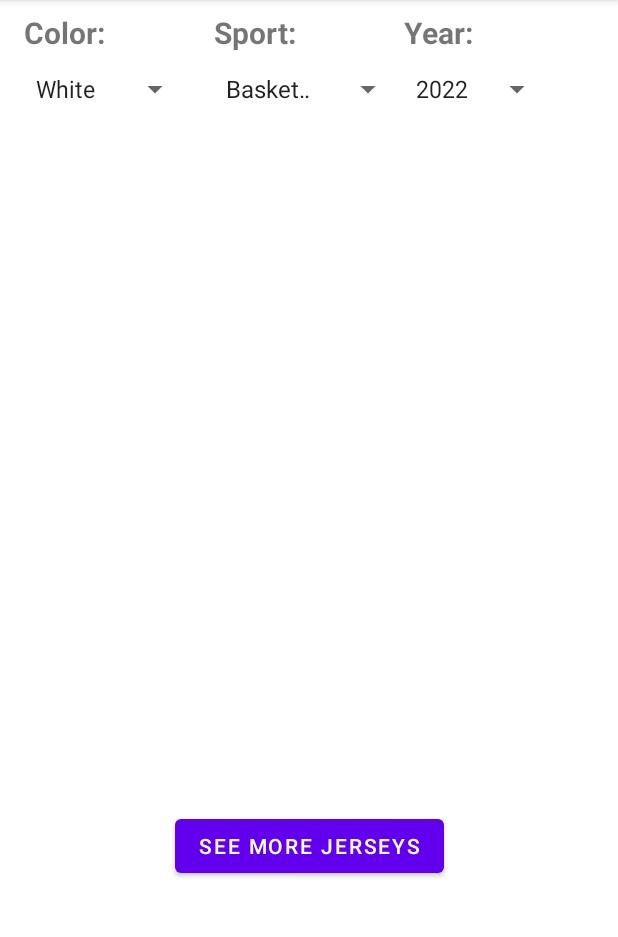
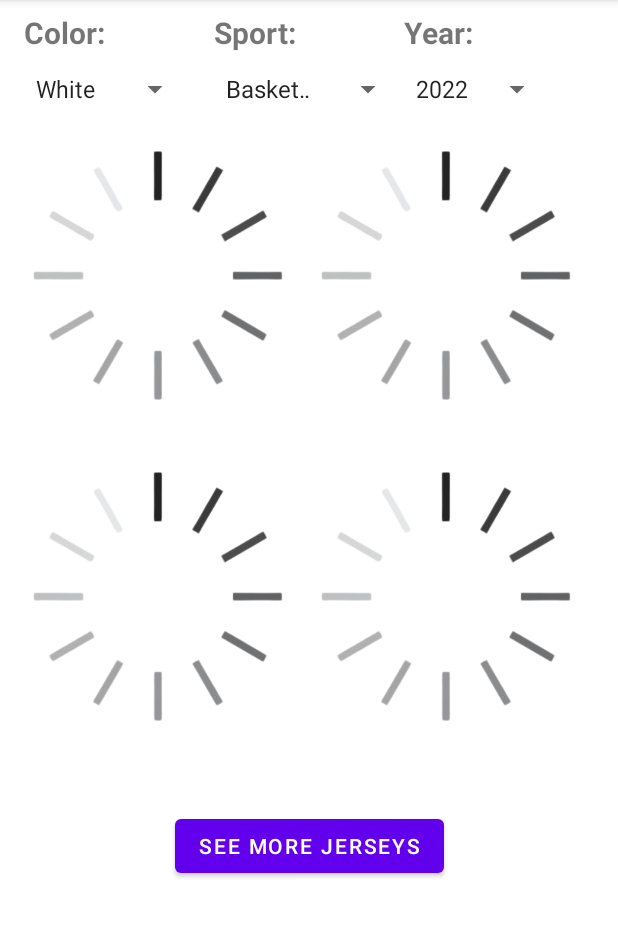
Before and after one commit to DiegoRojo99/Sports-Jersey-Collection, an Android app: the JerseyActivity screen opened directly, with no data from a screen before it, on a phone screen of 412 x 824 dp, the part 84-1021 px from its top. Run offline under Robolectric (Android 15) with nearby library versions, the phone set to English and light mode, and no system bars; our stand-ins replace Firebase (no records; nobody signed in at launch, a user with empty details on screens opened directly).

Commit message:
Loading image when changing jerseys

```diff
--- a/app/src/main/java/com/youngdred/sports_jersey_collection/JerseyActivity.java
+++ b/app/src/main/java/com/youngdred/sports_jersey_collection/JerseyActivity.java
@@ -86,15 +86,18 @@ public class JerseyActivity extends AppCompatActivity {
     }
 
     public void resetJerseys(){
-        firstTV.setText("");
-        thirdTV.setText("");
-        secondTV.setText("");
-        fourthTV.setText("");
 
-        firstIV.setImageResource(0);
-        secondIV.setImageResource(0);
-        thirdIV.setImageResource(0);
-        fourthIV.setImageResource(0);
+        String t="";
+        firstTV.setText(t);
+        thirdTV.setText(t);
+        secondTV.setText(t);
+        fourthTV.setText(t);
+
+        int image=getResources().getIdentifier("loading" , "drawable", getPackageName());
+        firstIV.setImageResource(image);
+        secondIV.setImageResource(image);
+        thirdIV.setImageResource(image);
+        fourthIV.setImageResource(image);
 
     }
 
--- a/app/src/main/res/layout/activity_jersey.xml
+++ b/app/src/main/res/layout/activity_jersey.xml
@@ -75,8 +75,6 @@
             <include
                 android:id="@+id/include_second_jersey"
                 layout="@layout/shirt_info"
-                android:layout_marginStart="16dp"
-                android:layout_marginEnd="16dp"
                 android:layout_width="wrap_content"
                 android:layout_height="wrap_content" />
 
@@ -93,8 +91,6 @@
             <include
                 android:id="@+id/include_fourth_jersey"
                 layout="@layout/shirt_info"
-                android:layout_marginStart="16dp"
-                android:layout_marginEnd="16dp"
                 android:layout_width="wrap_content"
                 android:layout_height="wrap_content" />
 
```
Also changed, not shown: app/src/main/res/drawable/loading.png (added).
